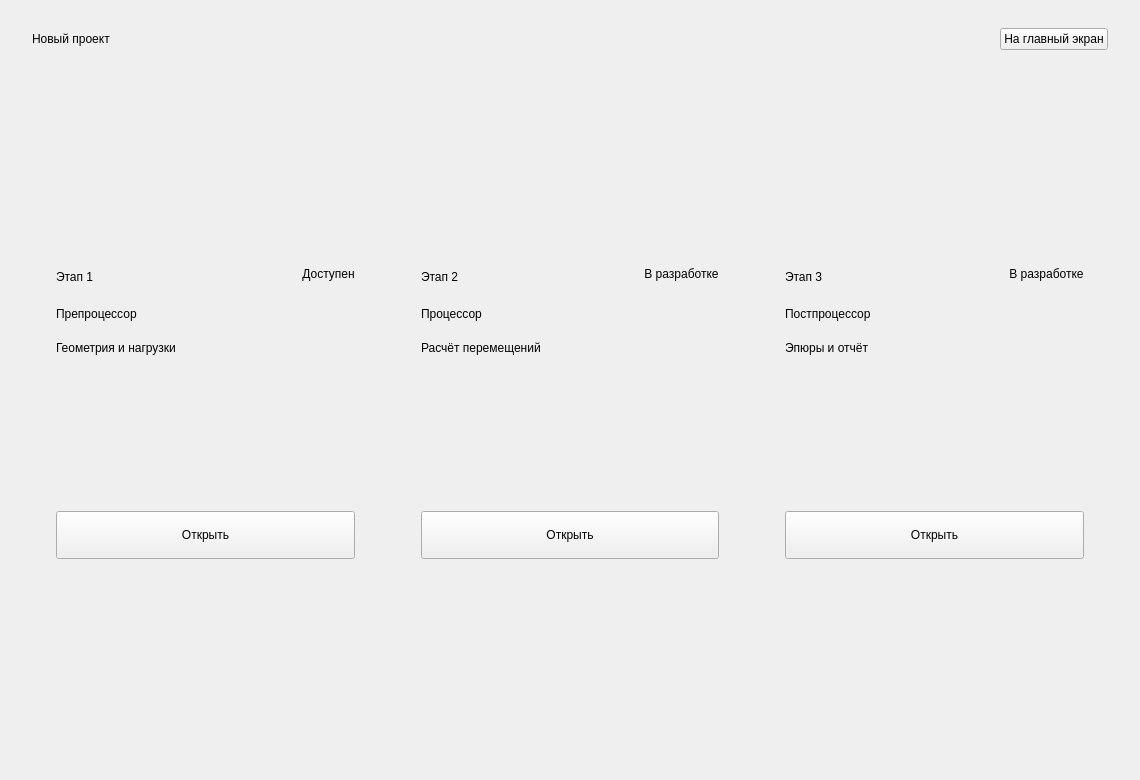
Before: the Qt Designer form src/sapr/resources/forms/project_hub.ui in usatopolosato/sapr-bar, drawn with Qt 5.
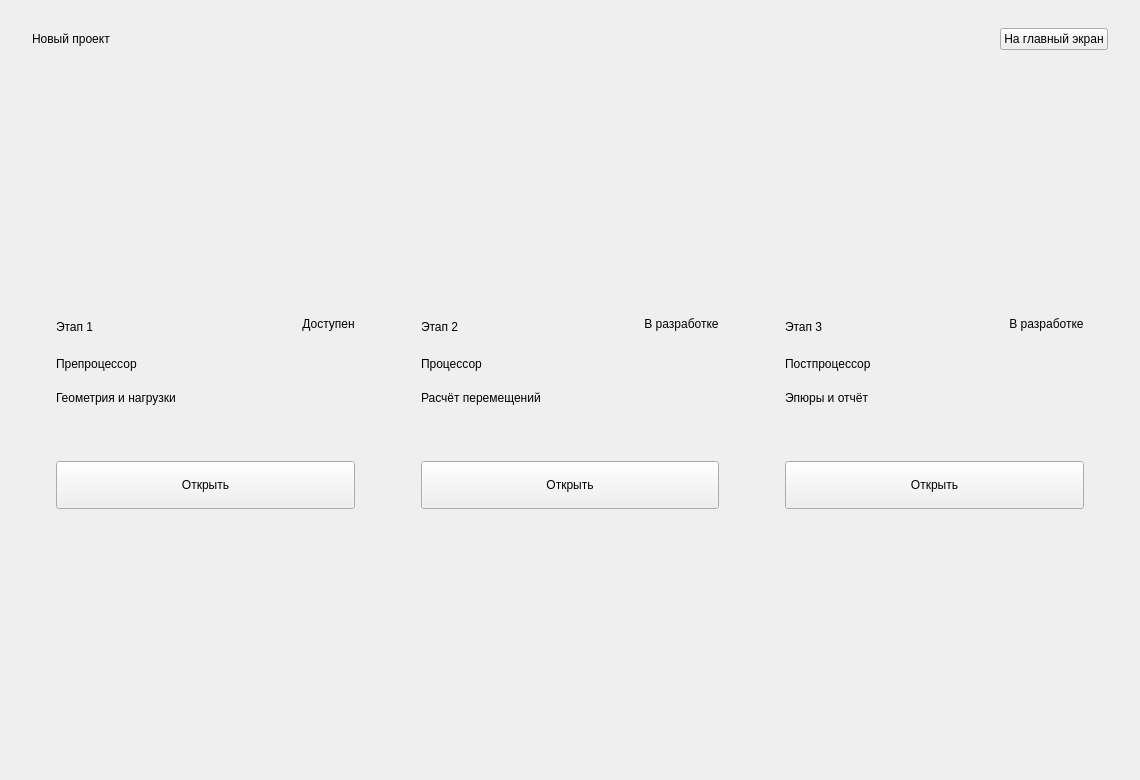
After: the same form once the commit is applied.

Commit message: feat(preprocessor): add model editing and project storage

```diff
--- a/src/sapr/resources/forms/project_hub.ui
+++ b/src/sapr/resources/forms/project_hub.ui
@@ -122,8 +122,8 @@
       <widget class="QFrame" name="preprocessorCard">
        <property name="minimumSize">
         <size>
-         <width>240</width>
-         <height>340</height>
+         <width>210</width>
+         <height>240</height>
         </size>
        </property>
        <property name="role" stdset="0">
@@ -253,8 +253,8 @@
       <widget class="QFrame" name="processorCard">
        <property name="minimumSize">
         <size>
-         <width>240</width>
-         <height>340</height>
+         <width>210</width>
+         <height>240</height>
         </size>
        </property>
        <property name="role" stdset="0">
@@ -384,8 +384,8 @@
       <widget class="QFrame" name="postprocessorCard">
        <property name="minimumSize">
         <size>
-         <width>240</width>
-         <height>340</height>
+         <width>210</width>
+         <height>240</height>
         </size>
        </property>
        <property name="role" stdset="0">
```
The commit also changes 27 other files.
